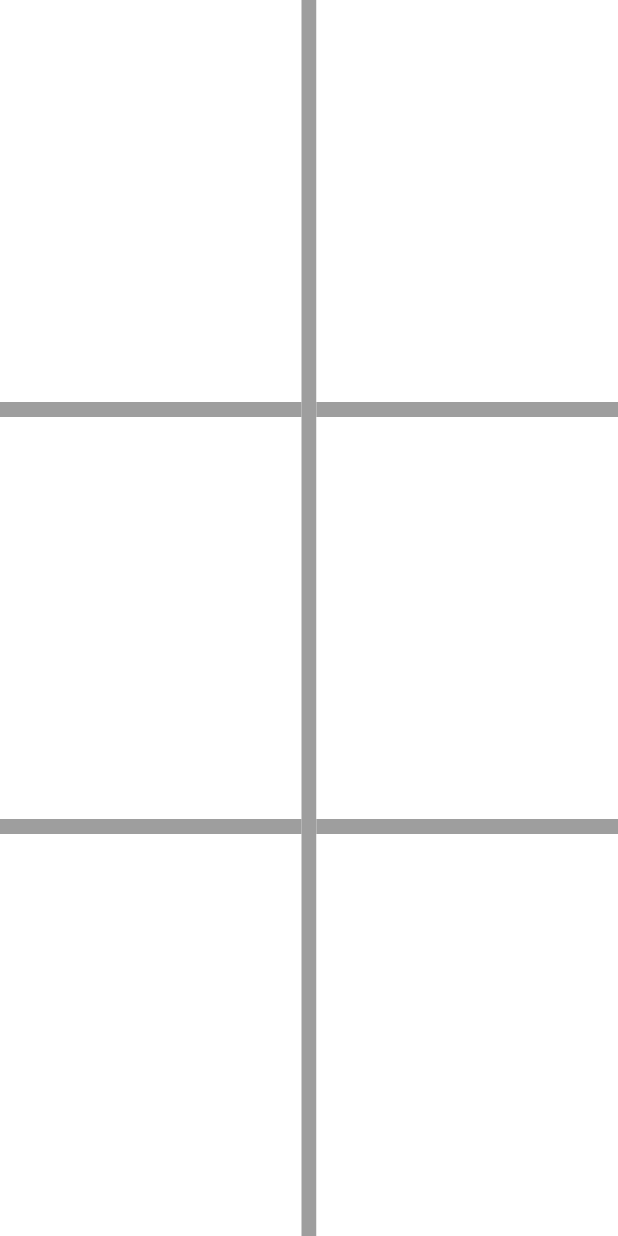
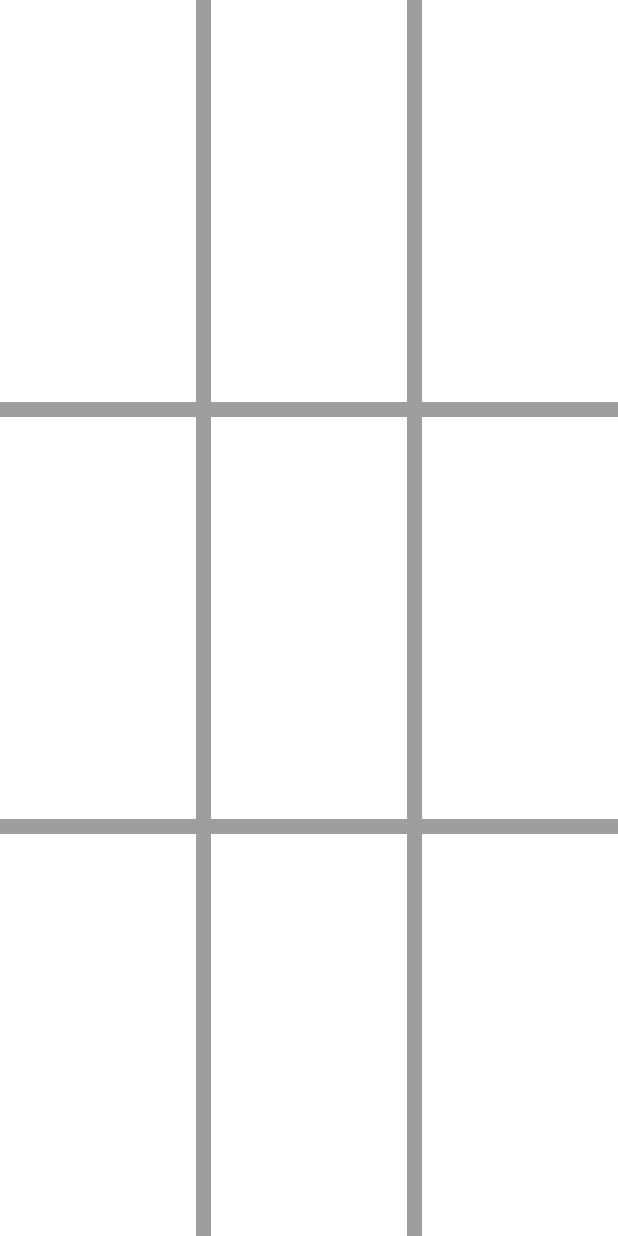
Before and after one commit to Soejii/pulse_flow, a Flutter app: the GameScreen screen opened by its route, on a phone screen of 412 x 824 dp. Run offline on Flutter 3.47's test engine with Material 3 defaults, Android fonts, the phone set to English and light mode, and no system bars; our stand-ins replace get.

Commit message:
feat: hardcoded 3x3 grid for prototype showing

```diff
--- a/lib/presentation/game/controllers/game.controller.dart
+++ b/lib/presentation/game/controllers/game.controller.dart
@@ -31,9 +31,9 @@ class GameController extends GetxController {
 
   List<int> correctSequenceList = [];
   List<int> playerSequenceList = [];
-  int targetGreenCount = 3;
+  int targetGreenCount = 5;
   int currentGreenCount = 0;
-  int zoneCount = 6;
+  int zoneCount = 9;
   List<int> remainingTiles = [];
 
   // psuedo rng shi
--- a/lib/presentation/game/game.screen.dart
+++ b/lib/presentation/game/game.screen.dart
@@ -50,6 +50,27 @@ class GameScreen extends GetView<GameController> {
               ],
             ),
           ),
+          Container(
+            color: Colors.grey,
+            width: 10,
+          ),
+          Expanded(
+            child: Column(
+              children: [
+                zoneBox(6),
+                Container(
+                  color: Colors.grey,
+                  height: 10,
+                ),
+                zoneBox(7),
+                Container(
+                  color: Colors.grey,
+                  height: 10,
+                ),
+                zoneBox(8),
+              ],
+            ),
+          ),
         ],
       ),
     );
```
